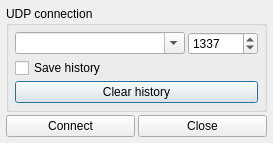
Above: plugins/mcumgr/udp_setup.ui from thedjnK/AuTerm before the change. Below: the same form after it.
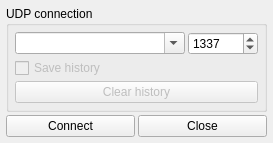
That is the form after the change.

The edit to the form file:
```diff
--- a/plugins/mcumgr/udp_setup.ui
+++ b/plugins/mcumgr/udp_setup.ui
@@ -78,6 +78,9 @@
       </item>
       <item row="2" column="0" colspan="2">
        <widget class="QPushButton" name="btn_clear_history">
+        <property name="enabled">
+         <bool>false</bool>
+        </property>
         <property name="text">
          <string>Clear history</string>
         </property>
@@ -85,6 +88,9 @@
       </item>
       <item row="1" column="0">
        <widget class="QCheckBox" name="check_save_history">
+        <property name="enabled">
+         <bool>false</bool>
+        </property>
         <property name="text">
          <string>Save history</string>
         </property>
```
